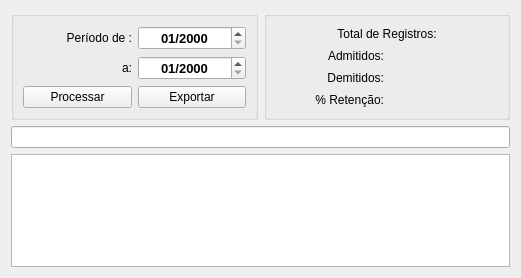
Before: the Qt Designer form metaretencao.ui in fallomermo/SeverinoToolKit, drawn with Qt 5.
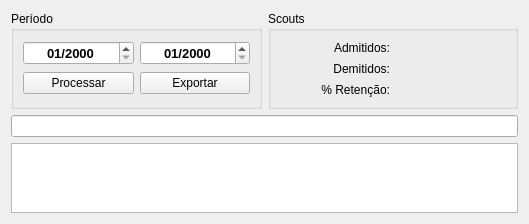
After: the same form once the commit is applied. Icons and pictures are not drawn.

Diff of the .ui file:
```diff
--- a/metaretencao.ui
+++ b/metaretencao.ui
@@ -6,8 +6,8 @@
    <rect>
     <x>0</x>
     <y>0</y>
-    <width>521</width>
-    <height>278</height>
+    <width>529</width>
+    <height>214</height>
    </rect>
   </property>
   <property name="windowTitle">
@@ -17,75 +17,9 @@
    <item row="0" column="0">
     <widget class="QGroupBox" name="groupBox">
      <property name="title">
-      <string/>
+      <string>Período</string>
      </property>
      <layout class="QGridLayout" name="gridLayout">
-      <item row="0" column="0">
-       <widget class="QLabel" name="label">
-        <property name="text">
-         <string>Período de :</string>
-        </property>
-        <property name="alignment">
-         <set>Qt::AlignRight|Qt::AlignTrailing|Qt::AlignVCenter</set>
-        </property>
-       </widget>
-      </item>
-      <item row="1" column="1">
-       <widget class="QDateEdit" name="periodoFim">
-        <property name="minimumSize">
-         <size>
-          <width>100</width>
-          <height>0</height>
-         </size>
-        </property>
-        <property name="font">
-         <font>
-          <pointsize>10</pointsize>
-          <weight>75</weight>
-          <bold>true</bold>
-         </font>
-        </property>
-        <property name="alignment">
-         <set>Qt::AlignCenter</set>
-        </property>
-        <property name="displayFormat">
-         <string>MM/yyyy</string>
-        </property>
-       </widget>
-      </item>
-      <item row="1" column="0">
-       <widget class="QLabel" name="label_2">
-        <property name="text">
-         <string>a:</string>
-        </property>
-        <property name="alignment">
-         <set>Qt::AlignRight|Qt::AlignTrailing|Qt::AlignVCenter</set>
-        </property>
-       </widget>
-      </item>
-      <item row="0" column="1">
-       <widget class="QDateEdit" name="periodoInicio">
-        <property name="minimumSize">
-         <size>
-          <width>100</width>
-          <height>0</height>
-         </size>
-        </property>
-        <property name="font">
-         <font>
-          <pointsize>10</pointsize>
-          <weight>75</weight>
-          <bold>true</bold>
-         </font>
-        </property>
-        <property name="alignment">
-         <set>Qt::AlignCenter</set>
-        </property>
-        <property name="displayFormat">
-         <string>MM/yyyy</string>
-        </property>
-       </widget>
-      </item>
       <item row="2" column="0">
        <widget class="QPushButton" name="botaoProcessar">
         <property name="text">
@@ -108,16 +42,62 @@
         </property>
        </widget>
       </item>
+      <item row="0" column="0">
+       <widget class="QDateEdit" name="periodoInicio">
+        <property name="minimumSize">
+         <size>
+          <width>100</width>
+          <height>0</height>
+         </size>
+        </property>
+        <property name="font">
+         <font>
+          <pointsize>10</pointsize>
+          <weight>75</weight>
+          <bold>true</bold>
+         </font>
+        </property>
+        <property name="alignment">
+         <set>Qt::AlignCenter</set>
+        </property>
+        <property name="displayFormat">
+         <string>MM/yyyy</string>
+        </property>
+       </widget>
+      </item>
+      <item row="0" column="1">
+       <widget class="QDateEdit" name="periodoFim">
+        <property name="minimumSize">
+         <size>
+          <width>100</width>
+          <height>0</height>
+         </size>
+        </property>
+        <property name="font">
+         <font>
+          <pointsize>10</pointsize>
+          <weight>75</weight>
+          <bold>true</bold>
+         </font>
+        </property>
+        <property name="alignment">
+         <set>Qt::AlignCenter</set>
+        </property>
+        <property name="displayFormat">
+         <string>MM/yyyy</string>
+        </property>
+       </widget>
+      </item>
      </layout>
     </widget>
    </item>
    <item row="0" column="1">
     <widget class="QGroupBox" name="groupBox_4">
      <property name="title">
-      <string/>
+      <string>Scouts</string>
      </property>
      <layout class="QGridLayout" name="gridLayout_4">
-      <item row="1" column="1">
+      <item row="0" column="1">
        <widget class="QLabel" name="campoNumeroDeAdmitidos">
         <property name="font">
          <font>
@@ -134,17 +114,24 @@
         </property>
        </widget>
       </item>
-      <item row="0" column="0" colspan="2">
-       <widget class="QLabel" name="campoInfoRegistros">
+      <item row="1" column="1">
+       <widget class="QLabel" name="campoNumeroDeDemitidos">
+        <property name="font">
+         <font>
+          <pointsize>10</pointsize>
+          <weight>75</weight>
+          <bold>true</bold>
+         </font>
+        </property>
         <property name="text">
-         <string>Total de Registros:</string>
+         <string/>
         </property>
         <property name="alignment">
-         <set>Qt::AlignCenter</set>
+         <set>Qt::AlignRight|Qt::AlignTrailing|Qt::AlignVCenter</set>
         </property>
        </widget>
       </item>
-      <item row="1" column="0">
+      <item row="0" column="0">
        <widget class="QLabel" name="label_3">
         <property name="text">
          <string>Admitidos:</string>
@@ -154,7 +141,7 @@
         </property>
        </widget>
       </item>
-      <item row="2" column="0">
+      <item row="1" column="0">
        <widget class="QLabel" name="label_4">
         <property name="text">
          <string>Demitidos:</string>
@@ -164,24 +151,7 @@
         </property>
        </widget>
       </item>
-      <item row="2" column="1">
-       <widget class="QLabel" name="campoNumeroDeDemitidos">
-        <property name="font">
-         <font>
-          <pointsize>10</pointsize>
-          <weight>75</weight>
-          <bold>true</bold>
-         </font>
-        </property>
-        <property name="text">
-         <string/>
-        </property>
-        <property name="alignment">
-         <set>Qt::AlignRight|Qt::AlignTrailing|Qt::AlignVCenter</set>
-        </property>
-       </widget>
-      </item>
-      <item row="3" column="0">
+      <item row="2" column="0">
        <widget class="QLabel" name="label_5">
         <property name="text">
          <string>% Retenção:</string>
@@ -191,7 +161,7 @@
         </property>
        </widget>
       </item>
-      <item row="3" column="1">
+      <item row="2" column="1">
        <widget class="QLabel" name="campoPercentualRetido">
         <property name="font">
          <font>
```
Left out of the diff: 2 changed lines with no effect on the pictures.
